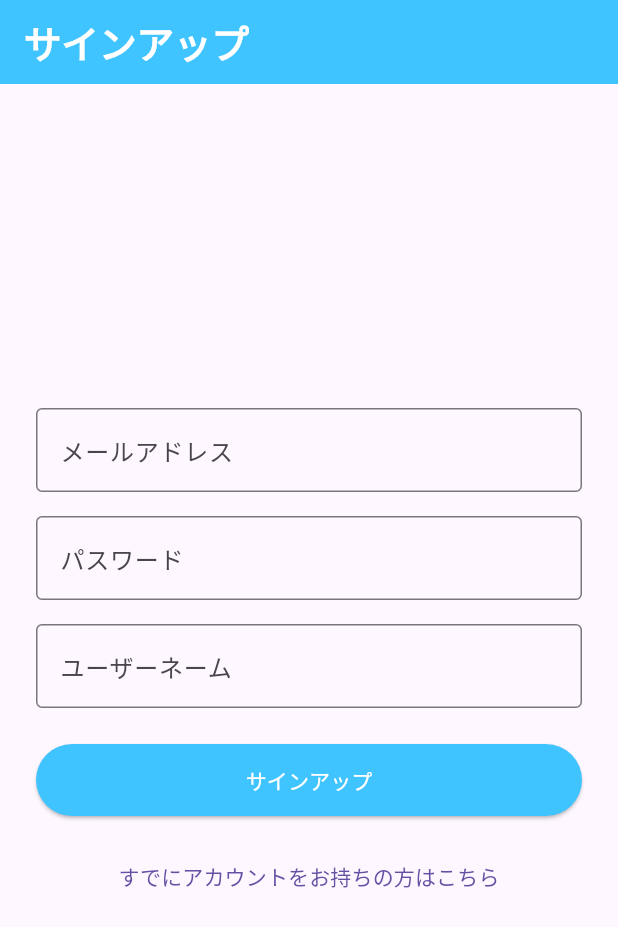
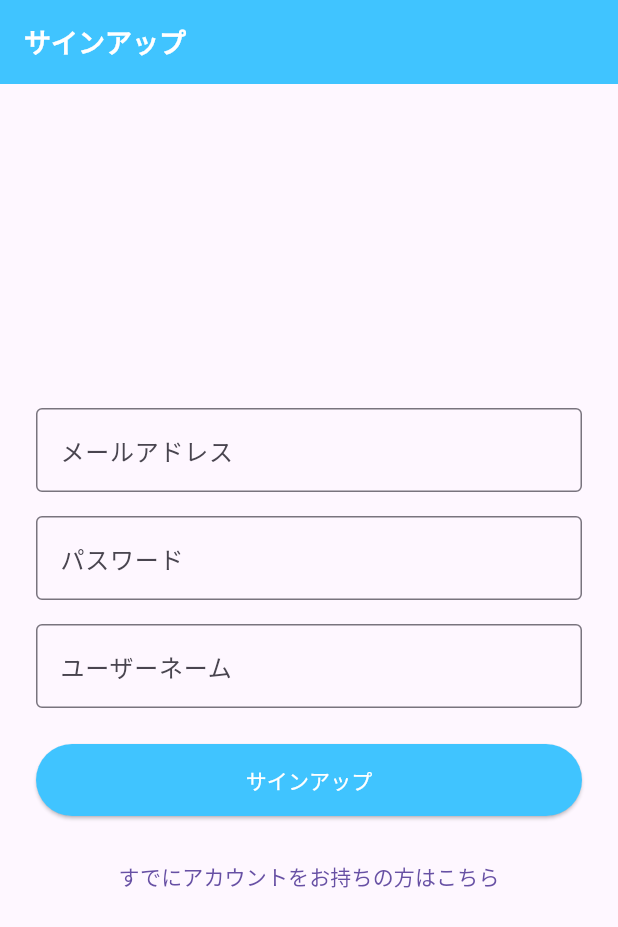
Before and after one commit to syosyo-tech/twitter_clone, a Flutter app: the screen it shows after launch, on a phone screen of 412 x 824 dp. Shown: the top 927 px of the screen. Run offline on Flutter 3.47's test engine with Material 3 defaults, Android fonts, the phone set to English and light mode, and no system bars; our stand-ins replace cloud_firestore, firebase_auth, firebase_core, flutter_riverpod, go_router; accounts and stored records are empty.

Commit message:
AppBarのfontSizeを18に変更

```diff
--- a/lib/presentation/auth/signup/signup_view.dart
+++ b/lib/presentation/auth/signup/signup_view.dart
@@ -26,7 +26,7 @@ class SignUpView extends ConsumerWidget {
         backgroundColor: Colors.lightBlueAccent,
         title: const Text('サインアップ'),
         titleTextStyle: const TextStyle(
-          fontSize: 25,
+          fontSize: 18,
           color: Colors.white,
           fontWeight: FontWeight.bold,
         ),
@@ -91,7 +91,11 @@ class SignUpView extends ConsumerWidget {
                 onPressed: state.isLoading
                     ? null
                     : () {
-                        viewModel.signup(state.email, state.password, state.username);
+                        viewModel.signup(
+                          state.email,
+                          state.password,
+                          state.username,
+                        );
                       },
                 style: ElevatedButton.styleFrom(
                   backgroundColor: Colors.lightBlueAccent,
@@ -110,7 +114,7 @@ class SignUpView extends ConsumerWidget {
             // ログイン画面へのリンク
             TextButton(
               onPressed: () {
-                context.push( '/signin');
+                context.push('/signin');
               },
               child: const Text('すでにアカウントをお持ちの方はこちら'),
             ),
```
Also changed, not shown: lib/presentation/auth/signin/signin_view.dart (+6 -4 lines). Lines whose indentation alone changed are shown as unchanged.
